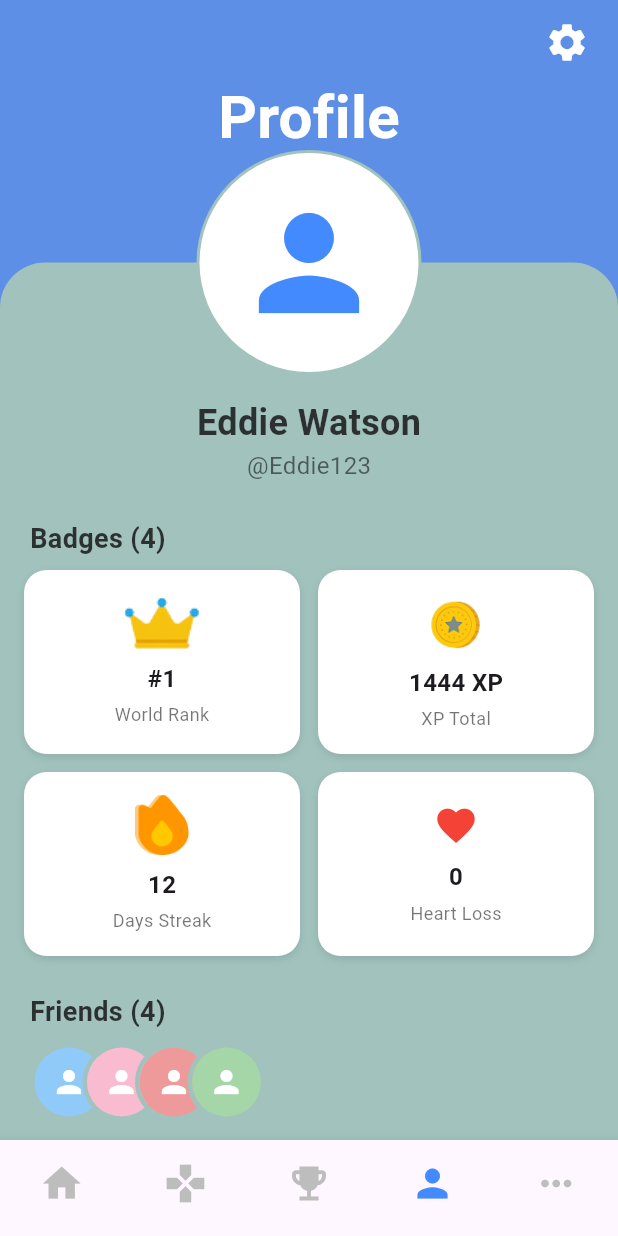
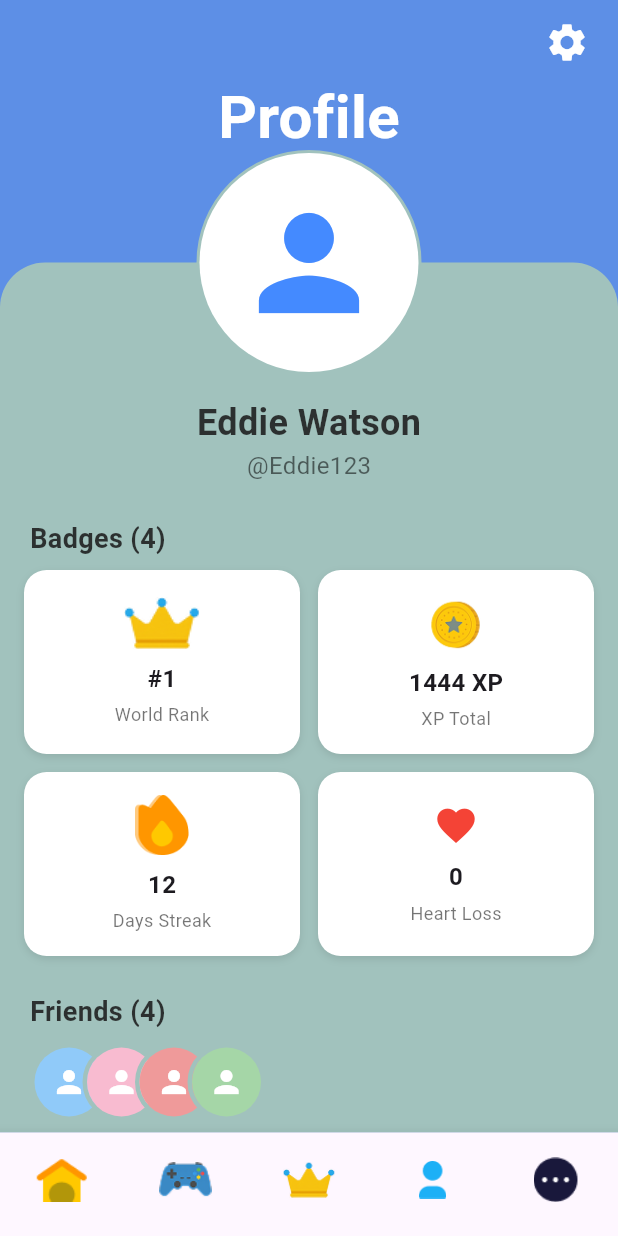
Before and after one commit to Eruumaa/Nexcash_Repo, a Flutter app: the screen it shows after launch, on a phone screen of 412 x 824 dp. Run offline on Flutter 3.47's test engine with Material 3 defaults, Android fonts, the phone set to English and light mode, and no system bars.

Commit message:
membuat profile page

```diff
--- a/lib/views/screens/profile_screens.dart
+++ b/lib/views/screens/profile_screens.dart
@@ -201,34 +201,29 @@ class _ProfileScreens extends State<ProfileScreens> {
         type: BottomNavigationBarType.fixed,
         showSelectedLabels: false,
         showUnselectedLabels: false,
-        currentIndex: _selectedIndex,
-        onTap: _onItemTapped,
-        selectedItemColor:
-            Colors.blueAccent,
-        unselectedItemColor:
-            Colors.grey[400],
-        items: const <BottomNavigationBarItem>[
+        items: <BottomNavigationBarItem>[
           BottomNavigationBarItem(
-            icon: Icon(Icons.home, size: 30),
-            label: "Home",
+            icon: Image.asset("assets/home.png", height: 35, width: 35),
+            label: "home",
           ),
           BottomNavigationBarItem(
-            icon: Icon(Icons.games, size: 30),
+            icon: Image.asset("assets/game.png", height: 35, width: 35),
             label: "Game",
           ),
           BottomNavigationBarItem(
-            icon: Icon(Icons.emoji_events, size: 30),
-            label: "Leader",
+            icon: Image.asset("assets/leader.png", height: 35, width: 35),
+            label: "home",
           ),
           BottomNavigationBarItem(
-            icon: Icon(Icons.person, size: 30),
-            label: "Profile",
+            icon: Image.asset("assets/people.png", height: 25, width: 25),
+            label: "home",
           ),
           BottomNavigationBarItem(
-            icon: Icon(Icons.more_horiz, size: 30), // Settings/More
-            label: "More",
+            icon: Image.asset("assets/settings.png", height: 30, width: 30),
+            label: "home",
           ),
         ],
+        onTap: _onItemTapped,
       ),
     );
   }
```
